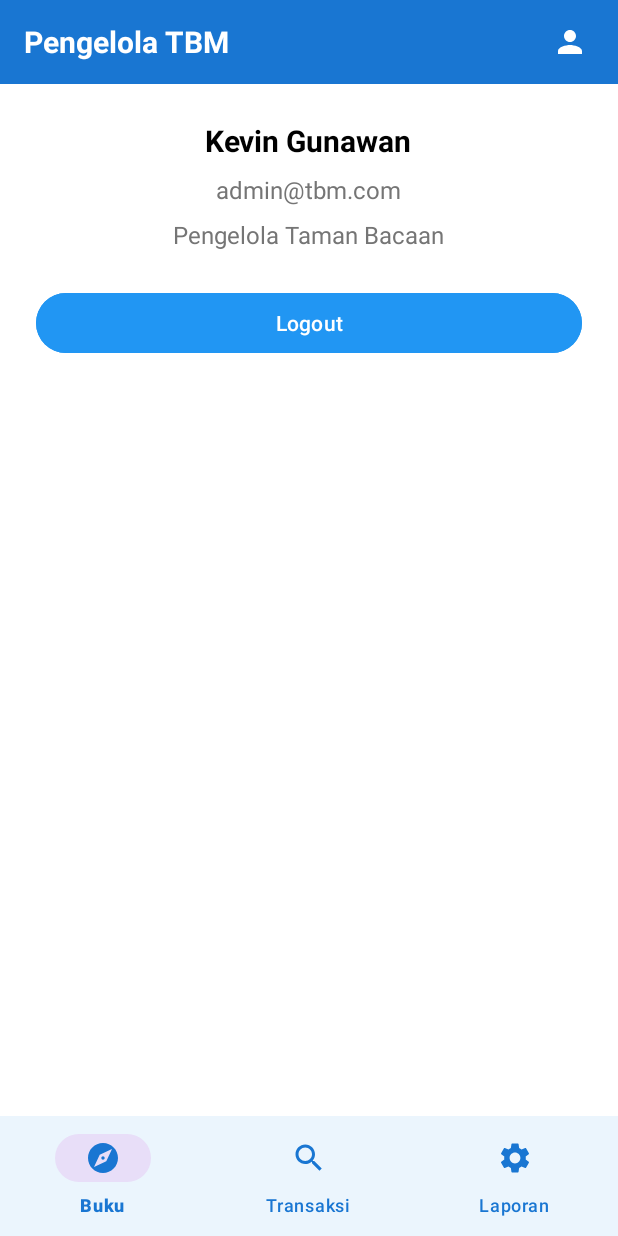
After one commit to CaffeinatedR4t/Project_TamanBacaan, an Android app: the fragment AdminProfileFragment placed in its activity, on a phone screen of 412 x 824 dp. The commit adds this screen. Run offline under Robolectric (Android 15) with nearby library versions, the phone set to English and light mode, and no system bars.

Commit message:
Tambah Admin profile

```diff
--- a/app/src/main/java/com/project/tamanbacaan/activities/AdminActivity.kt
+++ b/app/src/main/java/com/project/tamanbacaan/activities/AdminActivity.kt
@@ -1,9 +1,11 @@
 package com.caffeinatedr4t.tamanbacaan.activities
 
 import android.os.Bundle
+import android.widget.ImageView
 import androidx.appcompat.app.AppCompatActivity
 import androidx.fragment.app.Fragment
 import com.caffeinatedr4t.tamanbacaan.R
+import com.caffeinatedr4t.tamanbacaan.fragments.admin.AdminProfileFragment
 import com.caffeinatedr4t.tamanbacaan.fragments.admin.BookManagementFragment
 import com.caffeinatedr4t.tamanbacaan.fragments.admin.ReportFragment
 import com.caffeinatedr4t.tamanbacaan.fragments.admin.TransactionManagementFragment
@@ -15,6 +17,7 @@ class AdminActivity : AppCompatActivity() {
         super.onCreate(savedInstanceState)
         setContentView(R.layout.activity_admin)
 
+        val btnProfile = findViewById<ImageView>(R.id.btnAdminProfile)
         val bottomNav = findViewById<BottomNavigationView>(R.id.adminBottomNav)
         bottomNav.setOnItemSelectedListener { item ->
             when (item.itemId) {
@@ -34,6 +37,11 @@ class AdminActivity : AppCompatActivity() {
             }
         }
 
+        // Tombol Profil di TopBar
+        btnProfile.setOnClickListener {
+            loadFragment(AdminProfileFragment())
+        }
+
         // Load default fragment
         if (savedInstanceState == null) {
             bottomNav.selectedItemId = R.id.nav_admin_books
--- /dev/null
+++ b/app/src/main/java/com/project/tamanbacaan/fragments/admin/AdminProfileFragment.kt
@@ -0,0 +1,52 @@
+package com.caffeinatedr4t.tamanbacaan.fragments.admin
+
+import android.app.AlertDialog
+import android.content.Intent
+import android.os.Bundle
+import android.view.LayoutInflater
+import android.view.View
+import android.view.ViewGroup
+import android.widget.Button
+import android.widget.TextView
+import androidx.fragment.app.Fragment
+import com.caffeinatedr4t.tamanbacaan.R
+import com.caffeinatedr4t.tamanbacaan.activities.LoginActivity
+
+class AdminProfileFragment : Fragment() {
+
+    override fun onCreateView(
+        inflater: LayoutInflater,
+        container: ViewGroup?,
+        savedInstanceState: Bundle?
+    ): View? {
+        val view = inflater.inflate(R.layout.fragment_admin_profile, container, false)
+
+        val adminName = view.findViewById<TextView>(R.id.adminName)
+        val adminEmail = view.findViewById<TextView>(R.id.adminEmail)
+        val adminRole = view.findViewById<TextView>(R.id.adminRole)
+        val btnLogout = view.findViewById<Button>(R.id.btnAdminLogout)
+
+        // Dummy Data (bisa diambil dari LoginActivity nanti)
+        adminName.text = "Kevin Gunawan"
+        adminEmail.text = "admin@tbm.com"
+        adminRole.text = "Pengelola Taman Bacaan"
+
+        btnLogout.setOnClickListener {
+            AlertDialog.Builder(requireContext())
+                .setTitle("Konfirmasi Logout")
+                .setMessage("Apakah Anda yakin ingin keluar dari akun admin?")
+                .setPositiveButton("Ya") { _, _ ->
+                    val intent = Intent(requireContext(), LoginActivity::class.java)
+                    startActivity(intent)
+                    requireActivity().finish()
+                }
+                .setNegativeButton("Batal") { dialog, _ ->
+                    dialog.dismiss()
+                }
+                .create()
+                .show()
+        }
+
+        return view
+    }
+}
--- a/app/src/main/res/layout/activity_admin.xml
+++ b/app/src/main/res/layout/activity_admin.xml
@@ -17,12 +17,22 @@
         app:layout_constraintTop_toTopOf="parent">
 
         <TextView
-            android:layout_width="wrap_content"
+            android:layout_width="0dp"
             android:layout_height="wrap_content"
+            android:layout_weight="1"
             android:text="Pengelola TBM"
             android:textColor="@color/white"
             android:textSize="20sp"
             android:textStyle="bold" />
+
+        <ImageView
+            android:id="@+id/btnAdminProfile"
+            android:layout_width="32dp"
+            android:layout_height="32dp"
+            android:src="@drawable/ic_profile"
+            android:background="?attr/selectableItemBackgroundBorderless"
+            android:padding="4dp"
+            app:tint="@color/white" />
     </LinearLayout>
 
     <androidx.fragment.app.FragmentContainerView
--- /dev/null
+++ b/app/src/main/res/layout/fragment_admin_profile.xml
@@ -0,0 +1,46 @@
+<?xml version="1.0" encoding="utf-8"?>
+<LinearLayout xmlns:android="http://schemas.android.com/apk/res/android"
+    android:orientation="vertical"
+    android:gravity="center_horizontal"
+    android:padding="24dp"
+    android:layout_width="match_parent"
+    android:layout_height="match_parent"
+    android:background="@color/white">
+
+    <TextView
+        android:id="@+id/adminName"
+        android:text="Nama Admin"
+        android:textSize="20sp"
+        android:textStyle="bold"
+        android:textColor="@color/black"
+        android:layout_marginBottom="8dp"
+        android:layout_width="wrap_content"
+        android:layout_height="wrap_content" />
+
+    <TextView
+        android:id="@+id/adminEmail"
+        android:text="admin@example.com"
+        android:textSize="16sp"
+        android:textColor="@color/text_secondary"
+        android:layout_marginBottom="8dp"
+        android:layout_width="wrap_content"
+        android:layout_height="wrap_content" />
+
+    <TextView
+        android:id="@+id/adminRole"
+        android:text="Role: Pengelola"
+        android:textSize="16sp"
+        android:textColor="@color/text_secondary"
+        android:layout_marginBottom="24dp"
+        android:layout_width="wrap_content"
+        android:layout_height="wrap_content" />
+
+    <Button
+        android:id="@+id/btnAdminLogout"
+        android:text="Logout"
+        android:backgroundTint="@color/primary_blue"
+        android:textColor="@color/white"
+        android:layout_width="match_parent"
+        android:layout_height="wrap_content" />
+
+</LinearLayout>
```
